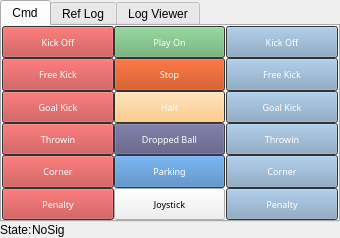
Above: msl_visualization/src/tools/basestation/RefBoxWidget/RefBoxWG.ui from dasys-lab/cnc-msl before the change. Below: the same form after it.
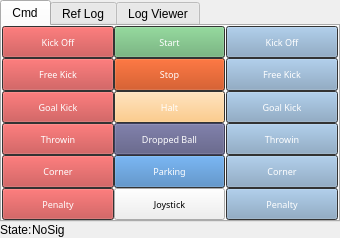
That is the form after the change. Custom widgets are drawn as their Qt base class.

The edit to the form file:
```diff
--- a/msl_visualization/src/tools/basestation/RefBoxWidget/RefBoxWG.ui
+++ b/msl_visualization/src/tools/basestation/RefBoxWidget/RefBoxWG.ui
@@ -3590,7 +3590,7 @@
               </font>
              </property>
              <property name="text">
-              <string>Play On</string>
+              <string>Start</string>
              </property>
              <property name="flat">
               <bool>false</bool>
```
